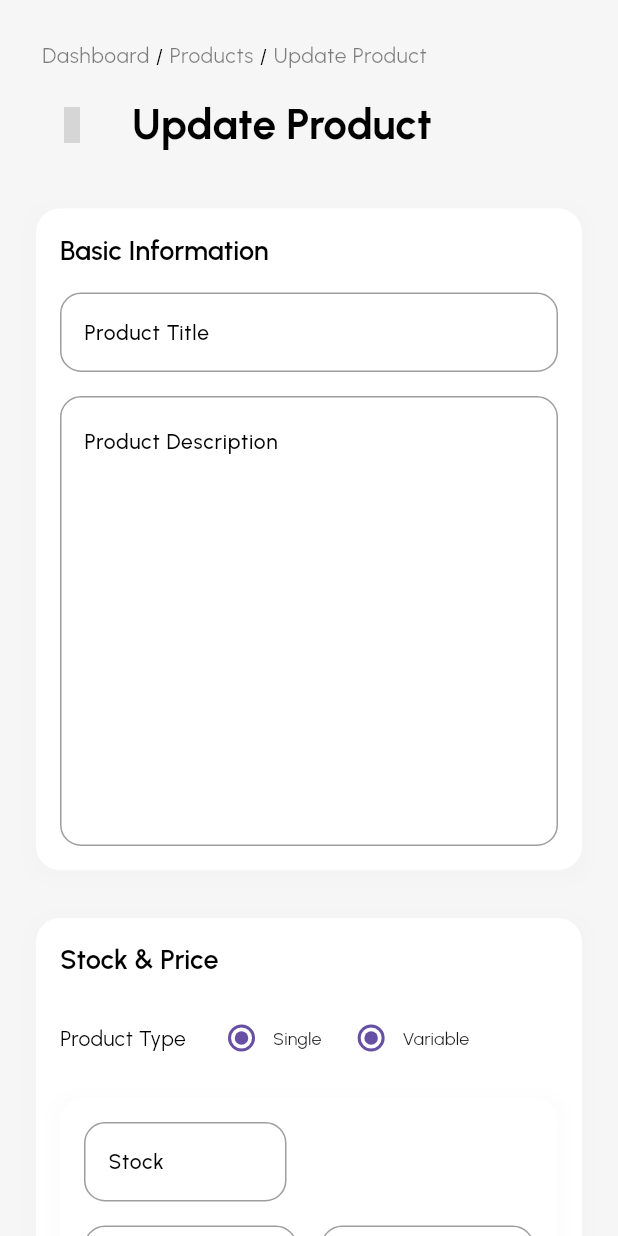
After one commit to mo7ammed-hassan/TStorePanel, a Flutter app: the EditProductMobileScreen screen opened directly, on a phone screen of 412 x 824 dp. The commit adds this screen. Run offline on Flutter 3.47's test engine with Material 3 defaults, Android fonts, the phone set to English and light mode, and no system bars; our stand-ins replace cached_network_image, cloud_firestore, connectivity_plus, data_table_2, either_dart, equatable and 16 more; missing offline and left inert: clipboard, flutter_dropzone; accounts and stored records are empty; project files that could hold a hidden picture were left out; grey boxes are pictures that could not be loaded.

Commit message:
finish edit product screen

```diff
--- a/lib/config/routes/app_router.dart
+++ b/lib/config/routes/app_router.dart
@@ -16,6 +16,7 @@ import 'package:t_store_admin_panel/features/dashboard/presentation/screens/dash
 import 'package:t_store_admin_panel/features/media/presentation/screens/media_screen.dart';
 import 'package:t_store_admin_panel/features/products/presentation/screens/all_products/product_screen.dart';
 import 'package:t_store_admin_panel/features/products/presentation/screens/create_product/create_product_screen.dart';
+import 'package:t_store_admin_panel/features/products/presentation/screens/edit_product/edit_product_screen.dart';
 import 'package:t_store_admin_panel/test_screen.dart';
 
 class AppRouter {
@@ -42,7 +43,7 @@ class AppRouter {
     // Products
     Routes.products: (_) => const ProductScreen(),
     Routes.createProduct: (_) => const CreateProductScreen(),
-    Routes.editProduct: (_) => Container(),
+    Routes.editProduct: (_) => const EditProductScreen(),
 
     // Banners
     Routes.banners: (_) => const BannerScreen(),
--- /dev/null
+++ b/lib/features/products/presentation/screens/edit_product/responsive_screens/edit_product_mobile_screen.dart
@@ -0,0 +1,95 @@
+import 'package:flutter/material.dart';
+import 'package:t_store_admin_panel/config/routes/routes.dart';
+import 'package:t_store_admin_panel/core/shared/widgets/breadcrumb/breadcrumb_with_heading.dart';
+import 'package:t_store_admin_panel/core/shared/widgets/containers/rounded_container.dart';
+import 'package:t_store_admin_panel/core/utils/utils/constants/sizes.dart';
+import 'package:t_store_admin_panel/features/products/presentation/screens/create_product/responsive_screens/widgets/product_attributes.dart';
+import 'package:t_store_admin_panel/features/products/presentation/screens/create_product/responsive_screens/widgets/product_brands.dart';
+import 'package:t_store_admin_panel/features/products/presentation/screens/create_product/responsive_screens/widgets/product_categories.dart';
+import 'package:t_store_admin_panel/features/products/presentation/screens/create_product/responsive_screens/widgets/product_images.dart';
+import 'package:t_store_admin_panel/features/products/presentation/screens/create_product/responsive_screens/widgets/product_stock_and_price.dart';
+import 'package:t_store_admin_panel/features/products/presentation/screens/create_product/responsive_screens/widgets/product_thumbnail_image.dart';
+import 'package:t_store_admin_panel/features/products/presentation/screens/create_product/responsive_screens/widgets/product_title_and_description.dart';
+import 'package:t_store_admin_panel/features/products/presentation/screens/create_product/responsive_screens/widgets/product_type_widget.dart';
+import 'package:t_store_admin_panel/features/products/presentation/screens/create_product/responsive_screens/widgets/product_variations.dart';
+import 'package:t_store_admin_panel/features/products/presentation/screens/create_product/responsive_screens/widgets/product_visibility_widget.dart';
+
+class EditProductMobileScreen extends StatelessWidget {
+  const EditProductMobileScreen({super.key});
+
+  @override
+  Widget build(BuildContext context) {
+    return Scaffold(
+      body: SingleChildScrollView(
+        child: Padding(
+          padding: const EdgeInsets.all(AppSizes.defaultSpace),
+          child: Column(
+            crossAxisAlignment: CrossAxisAlignment.start,
+            children: [
+              // Breadcrumb
+              const BreadcrumbWithHeading(
+                returnToPreviousScreen: true,
+                heading: 'Update Product',
+                breadcrumbs: [Routes.products, 'Update Product'],
+              ),
+              const SizedBox(height: AppSizes.spaceBtwSections),
+
+              const ProductTitleAndDescription(),
+              const SizedBox(height: AppSizes.spaceBtwSections),
+
+              // stock and price
+              RoundedContainer(
+                child: Column(
+                  crossAxisAlignment: CrossAxisAlignment.start,
+                  children: [
+                    Text(
+                      'Stock & Price',
+                      style: Theme.of(context).textTheme.headlineSmall,
+                    ),
+                    const SizedBox(height: AppSizes.spaceBtwItems),
+
+                    // product type
+                    const ProductTypeWidget(),
+                    const SizedBox(height: AppSizes.spaceBtwInputFields),
+
+                    // Stock
+                    const ProductStockAndPricing(),
+                    const SizedBox(height: AppSizes.spaceBtwSections),
+
+                    // Attributes
+                    const ProductAttributes(),
+                    const SizedBox(height: AppSizes.spaceBtwSections),
+                  ],
+                ),
+              ),
+              const SizedBox(height: AppSizes.spaceBtwSections),
+
+              const ProductVariations(),
+
+              const SizedBox(width: AppSizes.defaultSpace),
+
+              const ProductThumbnailImage(),
+              const SizedBox(height: AppSizes.spaceBtwSections),
+
+              // Product Images
+              const ProductImages(),
+              const SizedBox(height: AppSizes.spaceBtwSections),
+
+              // Product Brands
+              const ProductBrands(),
+              const SizedBox(height: AppSizes.spaceBtwSections),
+
+              // Product Categories
+              const ProductCategories(),
+              const SizedBox(height: AppSizes.spaceBtwSections),
+
+              // Product Visibility
+              const ProductVisibilityWidget(),
+              const SizedBox(height: AppSizes.spaceBtwSections),
+            ],
+          ),
+        ),
+      ),
+    );
+  }
+}
```
Also changed, not shown: lib/features/products/presentation/screens/edit_product/edit_product_screen.dart (added, +16 -0 lines), lib/features/products/presentation/screens/edit_product/responsive_screens/edit_product_desktop_screen.dart (added, +117 -0 lines), lib/features/products/presentation/screens/edit_product/responsive_screens/product_desktop_screen.dart (deleted, +0 -51 lines), lib/features/products/presentation/screens/edit_product/responsive_screens/product_mobile_screen.dart (deleted, +0 -51 lines), lib/features/products/presentation/screens/edit_product/responsive_screens/product_tablet_screen.dart (deleted, +0 -51 lines).
